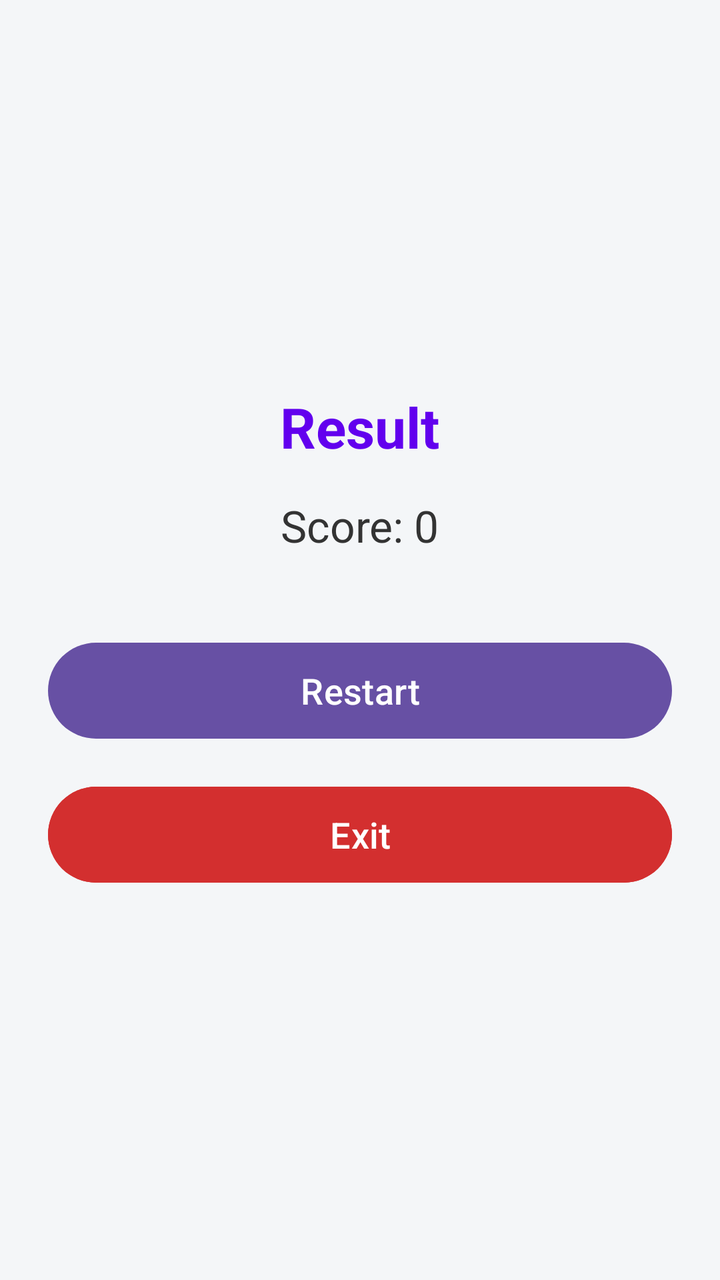
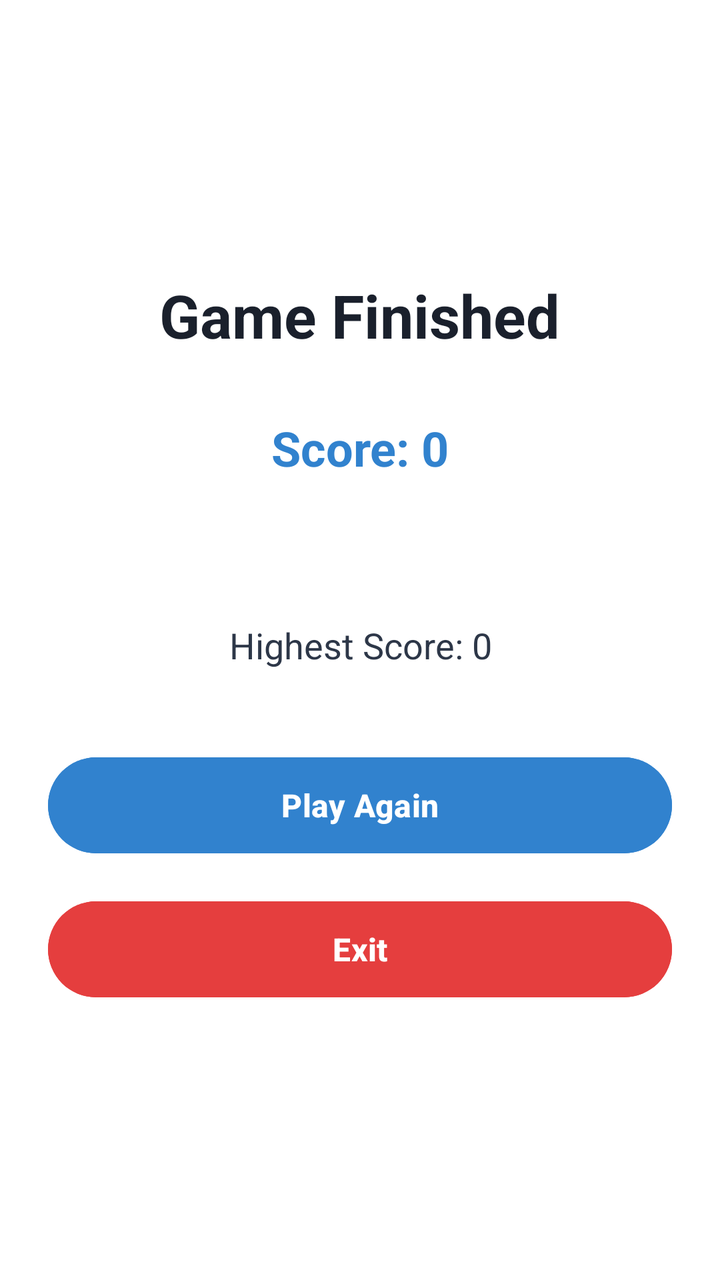

Before-and-after screenshots of an Android layout around one commit, followed by the original layout XML and the change that was made.
<!-- AndroidManifest.xml: application theme Theme.NewProject1 -->
<!-- res/layout/activity_main2.xml -->
<?xml version="1.0" encoding="utf-8"?>
<LinearLayout xmlns:android="http://schemas.android.com/apk/res/android"
    android:id="@+id/main"
    android:layout_width="match_parent"
    android:layout_height="match_parent"
    android:orientation="vertical"
    android:gravity="center"
    android:padding="24dp"
    android:background="#F4F6F8">

    <TextView
        android:layout_width="wrap_content"
        android:layout_height="wrap_content"
        android:text="Result"
        android:textSize="28sp"
        android:textStyle="bold"
        android:textColor="#6200EE"
        android:layout_marginBottom="16dp" />

    <TextView
        android:id="@+id/txtResult"
        android:layout_width="wrap_content"
        android:layout_height="wrap_content"
        android:text="Score: 0"
        android:textSize="22sp"
        android:textColor="#333333"
        android:layout_marginBottom="40dp" />

    <Button
        android:id="@+id/btnReset"
        android:layout_width="match_parent"
        android:layout_height="56dp"
        android:text="Restart"
        android:textSize="18sp"
        android:layout_marginBottom="16dp" />

    <Button
        android:id="@+id/btnClose"
        android:layout_width="match_parent"
        android:layout_height="56dp"
        android:text="Exit"
        android:textSize="18sp"
        android:backgroundTint="#D32F2F" />

</LinearLayout>
<!-- resources referenced by this layout -->
<resources>
  <style name="Theme.NewProject1" parent="Base.Theme.NewProject1" />
  <style name="Base.Theme.NewProject1" parent="Theme.Material3.DayNight.NoActionBar">
          
          
      </style>
</resources>

<!-- the commit's change to res/layout/activity_main2.xml (unified diff, before → after) -->
@@ -1,45 +1,71 @@
 <?xml version="1.0" encoding="utf-8"?>
 <LinearLayout xmlns:android="http://schemas.android.com/apk/res/android"
-    android:id="@+id/main"
     android:layout_width="match_parent"
     android:layout_height="match_parent"
     android:orientation="vertical"
     android:gravity="center"
     android:padding="24dp"
-    android:background="#F4F6F8">
+    android:background="#FFFFFF">
 
     <TextView
         android:layout_width="wrap_content"
         android:layout_height="wrap_content"
-        android:text="Result"
-        android:textSize="28sp"
-        android:textStyle="bold"
-        android:textColor="#6200EE"
-        android:layout_marginBottom="16dp" />
+        android:layout_marginBottom="30dp"
+        android:text="Game Finished"
+        android:textColor="#1A202C"
+        android:textSize="30sp"
+        android:textStyle="bold" />
 
     <TextView
         android:id="@+id/txtResult"
-        android:layout_width="wrap_content"
+        android:layout_width="match_parent"
         android:layout_height="wrap_content"
+        android:gravity="center"
+        android:layout_marginBottom="16dp"
         android:text="Score: 0"
-        android:textSize="22sp"
-        android:textColor="#333333"
-        android:layout_marginBottom="40dp" />
+        android:textColor="#3182CE"
+        android:textSize="24sp"
+        android:textStyle="bold" />
+
+    <TextView
+        android:id="@+id/txtGameOverReason"
+        android:layout_width="match_parent"
+        android:layout_height="wrap_content"
+        android:gravity="center"
+        android:layout_marginBottom="30dp"
+        android:text=""
+        android:textColor="#E53E3E"
+        android:textSize="18sp" />
+
+    <TextView
+        android:id="@+id/txtHighScore"
+        android:layout_width="match_parent"
+        android:layout_height="wrap_content"
+        android:gravity="center"
+        android:layout_marginBottom="40dp"
+        android:text="Highest Score: 0"
+        android:textColor="#2D3748"
+        android:textSize="18sp" />
 
     <Button
         android:id="@+id/btnReset"
         android:layout_width="match_parent"
         android:layout_height="56dp"
-        android:text="Restart"
-        android:textSize="18sp"
-        android:layout_marginBottom="16dp" />
+        android:layout_marginBottom="16dp"
+        android:backgroundTint="#3182CE"
+        android:text="Play Again"
+        android:textColor="#FFFFFF"
+        android:textSize="16sp"
+        android:textStyle="bold" />
 
     <Button
         android:id="@+id/btnClose"
         android:layout_width="match_parent"
         android:layout_height="56dp"
+        android:backgroundTint="#E53E3E"
         android:text="Exit"
-        android:textSize="18sp"
-        android:backgroundTint="#D32F2F" />
+        android:textColor="#FFFFFF"
+        android:textSize="16sp"
+        android:textStyle="bold" />
 
 </LinearLayout>
